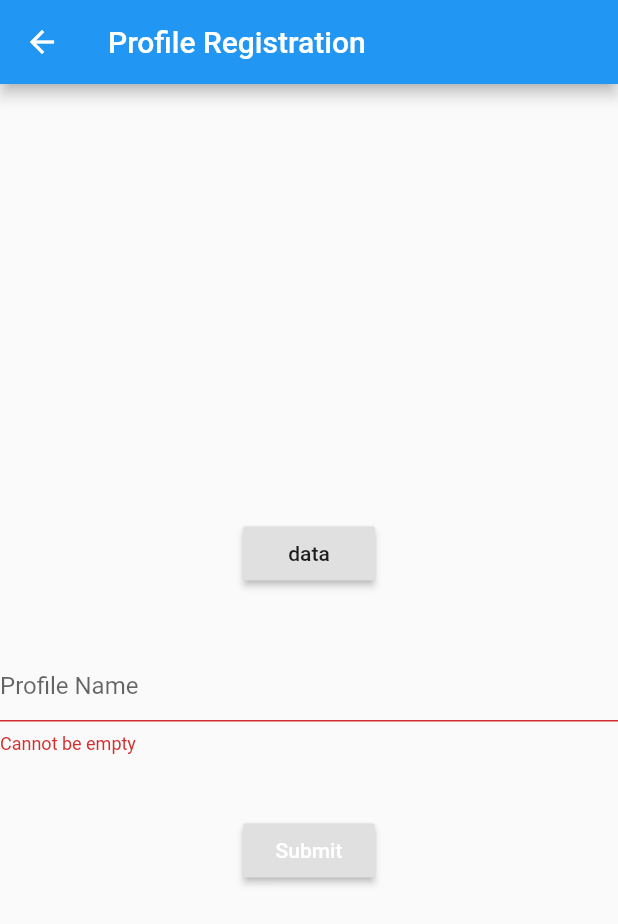
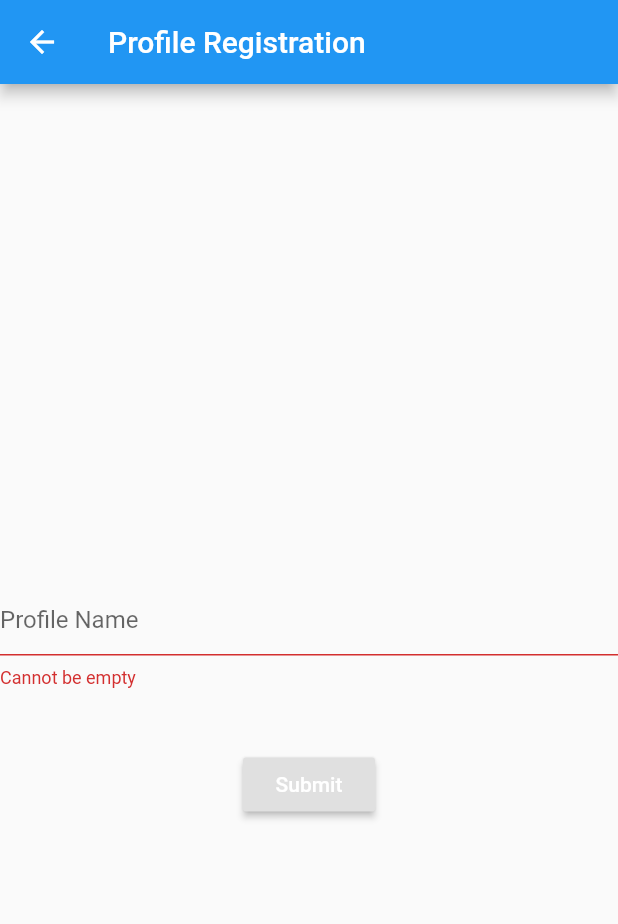
Before and after one commit to orr1nuycruz/Def-Hacks-2020, a Flutter app: the ProfileRegistration screen opened directly, after a tap on "Submit", on a phone screen of 412 x 824 dp. Shown: the top 924 px of the screen. Run offline on Flutter 3.47's test engine with Material 2 defaults, Android fonts, the phone set to English and light mode, and no system bars; our stand-ins replace cloud_firestore, shared_preferences; missing offline and left inert: linkedin_login; accounts and stored records are empty.

Commit message:
took out button

```diff
--- a/lib/screens/login_registration/login.dart
+++ b/lib/screens/login_registration/login.dart
@@ -166,7 +166,7 @@ class AuthCodeObject {
 }
 
 class UserObject {
-  String firstName, lastName, email;
+  String firstName, lastName, email, profilePic;
 
-  UserObject({this.firstName, this.lastName, this.email});
+  UserObject({this.firstName, this.lastName, this.email, profilePic});
 }
--- a/lib/screens/login_registration/registration.dart
+++ b/lib/screens/login_registration/registration.dart
@@ -39,7 +39,7 @@ class _ProfileRegistrationState extends State<ProfileRegistration> {
   @override
   Widget build(BuildContext context) {
     User.email = getAuthEmailUser;
-    return  Scaffold(
+    return Scaffold(
       appBar: new AppBar(title: Text('Profile Registration')),
       body: Form(
         key: _formKey,
@@ -49,13 +49,6 @@ class _ProfileRegistrationState extends State<ProfileRegistration> {
             crossAxisAlignment: CrossAxisAlignment.center,
             children: <Widget>[
               new Text(getAuthEmailUser ?? ""),
-              SizedBox(
-                height: 40,
-              ),
-              new RaisedButton(
-                child: Text("data"),
-                onPressed: () => print(getAuthEmailUser),
-              ),
               SizedBox(
                 height: 40,
               ),
@@ -87,6 +80,7 @@ class _ProfileRegistrationState extends State<ProfileRegistration> {
                 ),
                 onPressed: () {
                   if (this._formKey.currentState.validate()) {
+                    Navigator.pop(context);
                     createUser();
                   } else {
                     print("NOT VALID");
```
